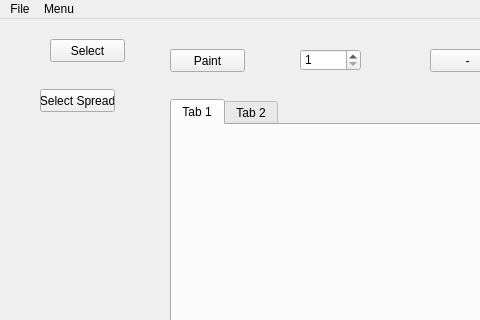
Old version of the form paintProgram/mainwindow.ui in the repository ElliotHarding/paintProgram; both pictures show x 0 to 480 and y 0 to 320 of the 800 by 600 pixel window.
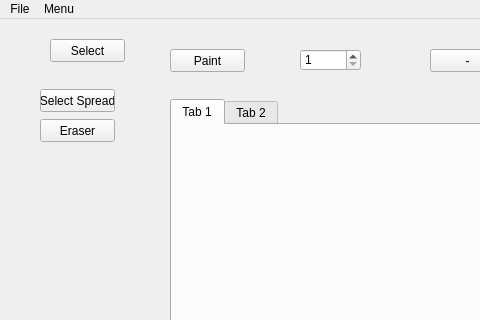
New version of the form.

The edit to the form file:
```diff
--- a/paintProgram/mainwindow.ui
+++ b/paintProgram/mainwindow.ui
@@ -115,6 +115,19 @@
      <number>100</number>
     </property>
    </widget>
+   <widget class="QPushButton" name="btn_eraserTool">
+    <property name="geometry">
+     <rect>
+      <x>40</x>
+      <y>100</y>
+      <width>75</width>
+      <height>23</height>
+     </rect>
+    </property>
+    <property name="text">
+     <string>Eraser</string>
+    </property>
+   </widget>
   </widget>
   <widget class="QMenuBar" name="menubar">
    <property name="geometry">
```
